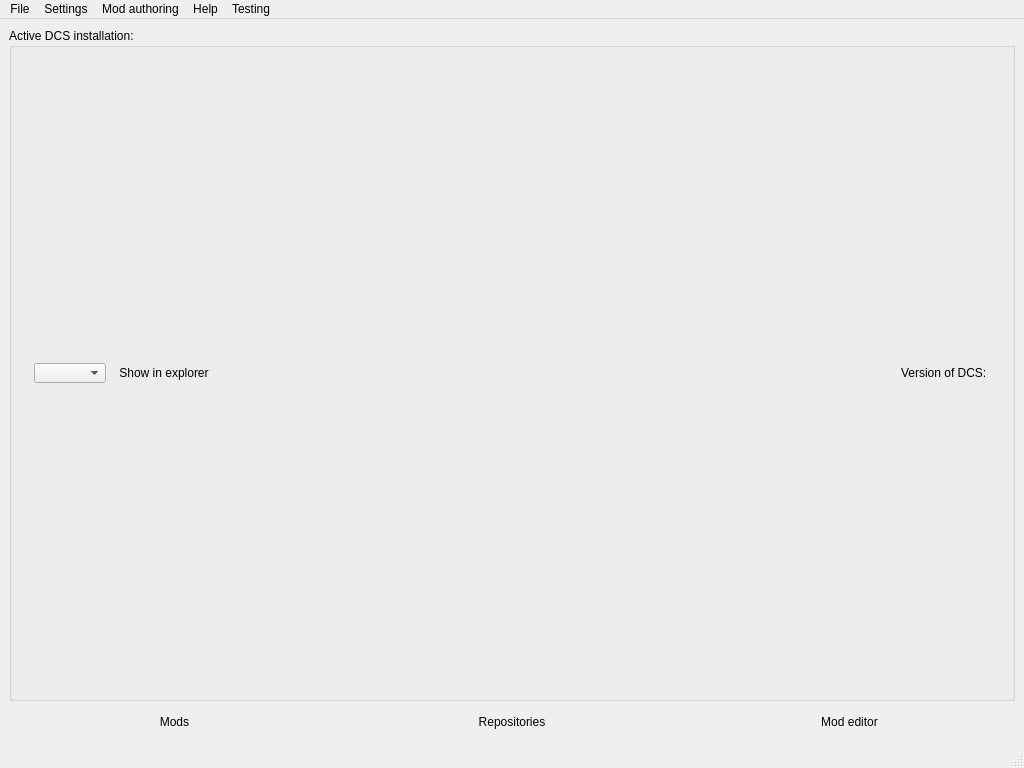
The window that src/ui/skeletons/main.ui (132nd-etcher/EASI) describes before a commit, drawn with Qt 5.
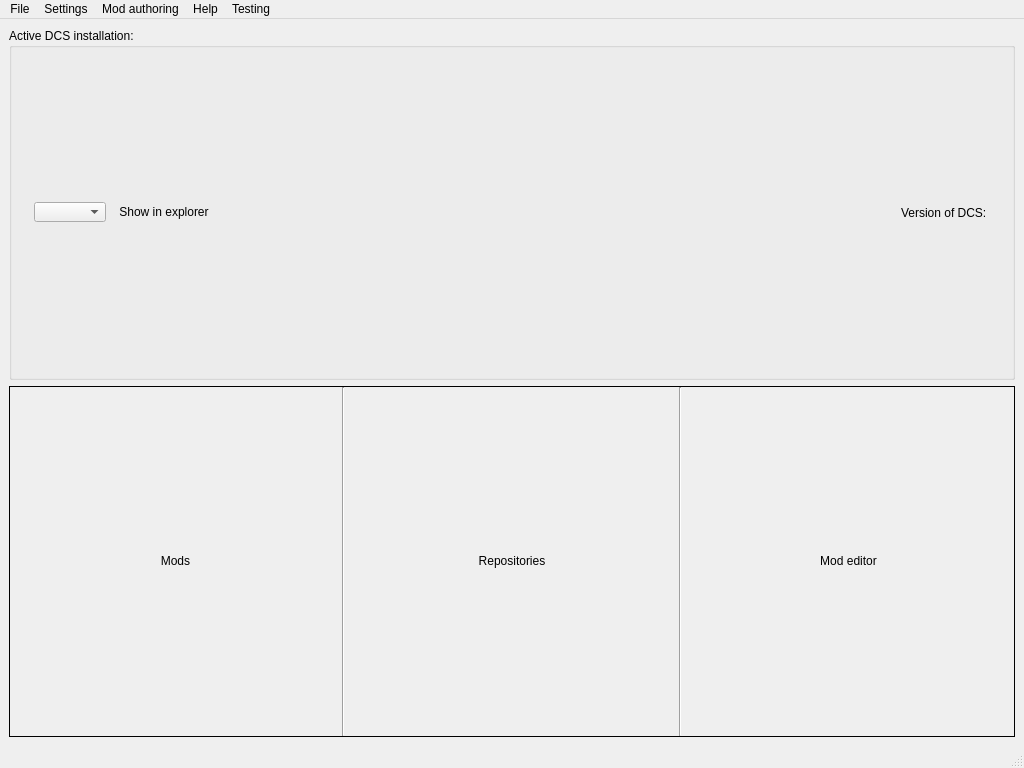
The same window after the commit. Icons and pictures are not drawn.

Commit message: updated tab buttons layout

Diff of the .ui file:
```diff
--- a/src/ui/skeletons/main.ui
+++ b/src/ui/skeletons/main.ui
@@ -106,7 +106,29 @@
      </widget>
     </item>
     <item>
+     <widget class="QFrame" name="main_buttons_layout">
+      <property name="frameShape">
+       <enum>QFrame::Box</enum>
+      </property>
+      <property name="frameShadow">
+       <enum>QFrame::Plain</enum>
+      </property>
      <layout class="QHBoxLayout" name="horizontalLayout_4">
+       <property name="spacing">
+        <number>1</number>
+       </property>
+       <property name="leftMargin">
+        <number>0</number>
+       </property>
+       <property name="topMargin">
+        <number>0</number>
+       </property>
+       <property name="rightMargin">
+        <number>0</number>
+       </property>
+       <property name="bottomMargin">
+        <number>0</number>
+       </property>
       <item>
        <widget class="QToolButton" name="btn_mods">
         <property name="sizePolicy">
@@ -135,6 +157,13 @@
         </property>
        </widget>
       </item>
+       <item>
+        <widget class="Line" name="line">
+         <property name="orientation">
+          <enum>Qt::Vertical</enum>
+         </property>
+        </widget>
+       </item>
       <item>
        <widget class="QToolButton" name="btn_repos">
         <property name="sizePolicy">
@@ -163,6 +192,13 @@
         </property>
        </widget>
       </item>
+       <item>
+        <widget class="Line" name="line_2">
+         <property name="orientation">
+          <enum>Qt::Vertical</enum>
+         </property>
+        </widget>
+       </item>
       <item>
        <widget class="QToolButton" name="btn_editor">
         <property name="sizePolicy">
@@ -192,6 +228,7 @@
        </widget>
       </item>
      </layout>
+     </widget>
     </item>
     <item>
      <layout class="QVBoxLayout" name="main_layout"/>
```
Lines whose indentation alone changed are shown as unchanged. The commit also changes 1 other file.
